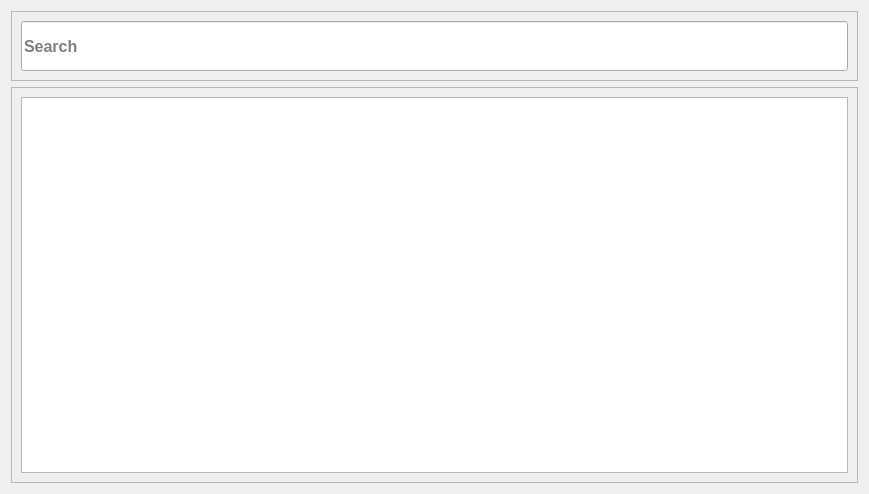
Above: UIFiles/searchDialog.ui from ShubhamMandavkar/TYLiveProjectt-StockAutomationSystem before the change. Below: the same form after it.
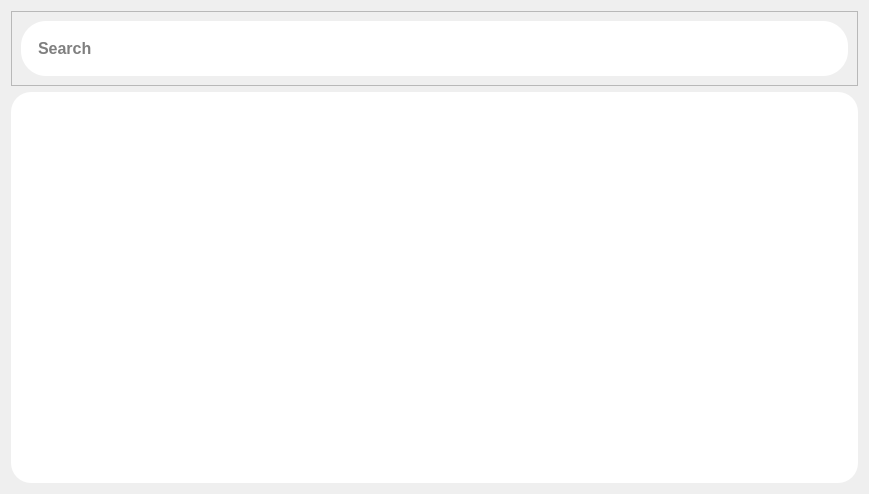
That is the form after the change.

Patch:
```diff
--- a/UIFiles/searchDialog.ui
+++ b/UIFiles/searchDialog.ui
@@ -13,6 +13,9 @@
   <property name="windowTitle">
    <string>Dialog</string>
   </property>
+  <property name="styleSheet">
+   <string notr="true">background-color: rgb(239, 239, 239);</string>
+  </property>
   <layout class="QVBoxLayout" name="verticalLayout">
    <item>
     <widget class="QFrame" name="frame">
@@ -34,7 +37,7 @@
         <property name="minimumSize">
          <size>
           <width>0</width>
-          <height>50</height>
+          <height>55</height>
          </size>
         </property>
         <property name="font">
@@ -43,6 +46,15 @@
           <bold>true</bold>
          </font>
         </property>
+        <property name="styleSheet">
+         <string notr="true">QLineEdit{
+	background-color: rgb(255, 255, 255);
+	border-radius : 25px;
+	padding : 5px;
+	padding-left : 15px;
+}
+</string>
+        </property>
         <property name="inputMask">
          <string/>
         </property>
@@ -59,6 +71,12 @@
    </item>
    <item>
     <widget class="QFrame" name="frame_3">
+     <property name="styleSheet">
+      <string notr="true">QFrame{
+	border-radius : 20px;
+	background-color: rgb(255, 255, 255);
+}</string>
+     </property>
      <property name="frameShape">
       <enum>QFrame::StyledPanel</enum>
      </property>
@@ -89,12 +107,18 @@
         <property name="cursor" stdset="0">
          <cursorShape>ArrowCursor</cursorShape>
         </property>
+        <property name="styleSheet">
+         <string notr="true"/>
+        </property>
         <property name="selectionMode">
          <enum>QAbstractItemView::SingleSelection</enum>
         </property>
         <property name="selectionBehavior">
          <enum>QAbstractItemView::SelectRows</enum>
         </property>
+        <property name="gridStyle">
+         <enum>Qt::DotLine</enum>
+        </property>
         <attribute name="horizontalHeaderVisible">
          <bool>true</bool>
         </attribute>
```
Left out of the diff: 3 changed lines with no effect on the pictures.
